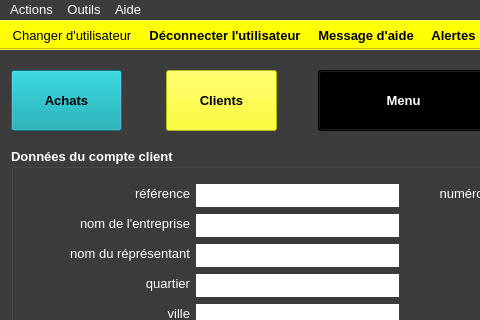
Above: ui/yeroth-erp-creer-compte-client-window.ui from xnoumbissinoundou/yeroth-erp-3.0 before the change; both pictures show x 0 to 480 and y 0 to 320 of the 799 by 601 pixel window. Below: the same form after it.
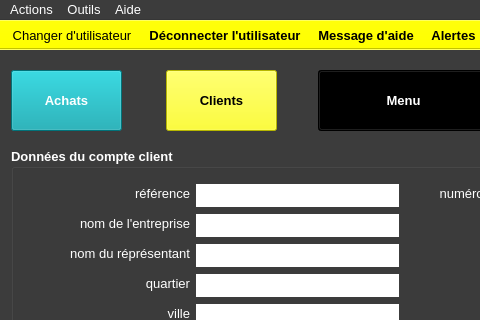
That is the form after the change. Icons and pictures are not drawn. Custom widgets are drawn as their Qt base class.

Commit message: On branch master 	modified:   bin/yeroth-erp-3-0_english.qm 	modified:   ui/yeroth-erp-clients-detail-window.ui 	modified:   ui/yeroth-erp-creer-compte-client-window.ui 	new file:   yeroth-erp-3-0-templates/EN_template-bilan-comptable.tex 	new file:   yeroth-erp-3-0-templates/FR_template-bilan-comptable.tex 	modified:   yeroth-erp-3-0_english.ts

Patch:
```diff
--- a/ui/yeroth-erp-creer-compte-client-window.ui
+++ b/ui/yeroth-erp-creer-compte-client-window.ui
@@ -440,442 +440,6 @@
    <locale language="French" country="France"/>
   </property>
   <widget class="QWidget" name="centralwidget_creerCompteClientWindow">
-   <widget class="YerothPushButton" name="pushButton_achats">
-    <property name="geometry">
-     <rect>
-      <x>11</x>
-      <y>20</y>
-      <width>111</width>
-      <height>61</height>
-     </rect>
-    </property>
-    <property name="palette">
-     <palette>
-      <active>
-       <colorrole role="WindowText">
-        <brush brushstyle="SolidPattern">
-         <color alpha="255">
-          <red>0</red>
-          <green>0</green>
-          <blue>0</blue>
-         </color>
-        </brush>
-       </colorrole>
-       <colorrole role="Button">
-        <brush brushstyle="SolidPattern">
-         <color alpha="255">
-          <red>2</red>
-          <green>160</green>
-          <blue>170</blue>
-         </color>
-        </brush>
-       </colorrole>
-       <colorrole role="Light">
-        <brush brushstyle="SolidPattern">
-         <color alpha="255">
-          <red>3</red>
-          <green>240</green>
-          <blue>255</blue>
-         </color>
-        </brush>
-       </colorrole>
-       <colorrole role="Midlight">
-        <brush brushstyle="SolidPattern">
-         <color alpha="255">
-          <red>2</red>
-          <green>200</green>
-          <blue>212</blue>
-         </color>
-        </brush>
-       </colorrole>
-       <colorrole role="Dark">
-        <brush brushstyle="SolidPattern">
-         <color alpha="255">
-          <red>1</red>
-          <green>80</green>
-          <blue>85</blue>
-         </color>
-        </brush>
-       </colorrole>
-       <colorrole role="Mid">
-        <brush brushstyle="SolidPattern">
-         <color alpha="255">
-          <red>1</red>
-          <green>107</green>
-          <blue>113</blue>
-         </color>
-        </brush>
-       </colorrole>
-       <colorrole role="Text">
-        <brush brushstyle="SolidPattern">
-         <color alpha="255">
-          <red>0</red>
-          <green>0</green>
-          <blue>0</blue>
-         </color>
-        </brush>
-       </colorrole>
-       <colorrole role="BrightText">
-        <brush brushstyle="SolidPattern">
-         <color alpha="255">
-          <red>255</red>
-          <green>255</green>
-          <blue>255</blue>
-         </color>
-        </brush>
-       </colorrole>
-       <colorrole role="ButtonText">
-        <brush brushstyle="SolidPattern">
-         <color alpha="255">
-          <red>0</red>
-          <green>0</green>
-          <blue>0</blue>
-         </color>
-        </brush>
-       </colorrole>
-       <colorrole role="Base">
-        <brush brushstyle="SolidPattern">
-         <color alpha="255">
-          <red>255</red>
-          <green>255</green>
-          <blue>255</blue>
-         </color>
-        </brush>
-       </colorrole>
-       <colorrole role="Window">
-        <brush brushstyle="SolidPattern">
-         <color alpha="255">
-          <red>2</red>
-          <green>160</green>
-          <blue>170</blue>
-         </color>
-        </brush>
-       </colorrole>
-       <colorrole role="Shadow">
-        <brush brushstyle="SolidPattern">
-         <color alpha="255">
-          <red>0</red>
-          <green>0</green>
-          <blue>0</blue>
-         </color>
-        </brush>
-       </colorrole>
-       <colorrole role="AlternateBase">
-        <brush brushstyle="SolidPattern">
-         <color alpha="255">
-          <red>128</red>
-          <green>207</green>
-          <blue>212</blue>
-         </color>
-        </brush>
-       </colorrole>
-       <colorrole role="ToolTipBase">
-        <brush brushstyle="SolidPattern">
-         <color alpha="255">
-          <red>255</red>
-          <green>255</green>
-          <blue>220</blue>
-         </color>
-        </brush>
-       </colorrole>
-       <colorrole role="ToolTipText">
-        <brush brushstyle="SolidPattern">
-         <color alpha="255">
-          <red>0</red>
-          <green>0</green>
-          <blue>0</blue>
-         </color>
-        </brush>
-       </colorrole>
-      </active>
-      <inactive>
-       <colorrole role="WindowText">
-        <brush brushstyle="SolidPattern">
-         <color alpha="255">
-          <red>0</red>
-          <green>0</green>
-          <blue>0</blue>
-         </color>
-        </brush>
-       </colorrole>
-       <colorrole role="Button">
-        <brush brushstyle="SolidPattern">
-         <color alpha="255">
-          <red>2</red>
-          <green>160</green>
-          <blue>170</blue>
-         </color>
-        </brush>
-       </colorrole>
-       <colorrole role="Light">
-        <brush brushstyle="SolidPattern">
-         <color alpha="255">
-          <red>3</red>
-          <green>240</green>
-          <blue>255</blue>
-         </color>
-        </brush>
-       </colorrole>
-       <colorrole role="Midlight">
-        <brush brushstyle="SolidPattern">
-         <color alpha="255">
-          <red>2</red>
-          <green>200</green>
-          <blue>212</blue>
-         </color>
-        </brush>
-       </colorrole>
-       <colorrole role="Dark">
-        <brush brushstyle="SolidPattern">
-         <color alpha="255">
-          <red>1</red>
-          <green>80</green>
-          <blue>85</blue>
-         </color>
-        </brush>
-       </colorrole>
-       <colorrole role="Mid">
-        <brush brushstyle="SolidPattern">
-         <color alpha="255">
-          <red>1</red>
-          <green>107</green>
-          <blue>113</blue>
-         </color>
-        </brush>
-       </colorrole>
-       <colorrole role="Text">
-        <brush brushstyle="SolidPattern">
-         <color alpha="255">
-          <red>0</red>
-          <green>0</green>
-          <blue>0</blue>
-         </color>
-        </brush>
-       </colorrole>
-       <colorrole role="BrightText">
-        <brush brushstyle="SolidPattern">
-         <color alpha="255">
-          <red>255</red>
-          <green>255</green>
-          <blue>255</blue>
-         </color>
-        </brush>
-       </colorrole>
-       <colorrole role="ButtonText">
-        <brush brushstyle="SolidPattern">
-         <color alpha="255">
-          <red>0</red>
-          <green>0</green>
-          <blue>0</blue>
-         </color>
-        </brush>
-       </colorrole>
-       <colorrole role="Base">
-        <brush brushstyle="SolidPattern">
-         <color alpha="255">
-          <red>255</red>
-          <green>255</green>
-          <blue>255</blue>
-         </color>
-        </brush>
-       </colorrole>
-       <colorrole role="Window">
-        <brush brushstyle="SolidPattern">
-         <color alpha="255">
-          <red>2</red>
-          <green>160</green>
-          <blue>170</blue>
-         </color>
-        </brush>
-       </colorrole>
-       <colorrole role="Shadow">
-        <brush brushstyle="SolidPattern">
-         <color alpha="255">
-          <red>0</red>
-          <green>0</green>
-          <blue>0</blue>
-         </color>
-        </brush>
-       </colorrole>
-       <colorrole role="AlternateBase">
-        <brush brushstyle="SolidPattern">
-         <color alpha="255">
-          <red>128</red>
-          <green>207</green>
-          <blue>212</blue>
-         </color>
-        </brush>
-       </colorrole>
-       <colorrole role="ToolTipBase">
-        <brush brushstyle="SolidPattern">
-         <color alpha="255">
-          <red>255</red>
-          <green>255</green>
-          <blue>220</blue>
-         </color>
-        </brush>
-       </colorrole>
-       <colorrole role="ToolTipText">
-        <brush brushstyle="SolidPattern">
-         <color alpha="255">
-          <red>0</red>
-          <green>0</green>
-          <blue>0</blue>
-         </color>
-        </brush>
-       </colorrole>
-      </inactive>
-      <disabled>
-       <colorrole role="WindowText">
-        <brush brushstyle="SolidPattern">
-         <color alpha="255">
-          <red>1</red>
-          <green>80</green>
-          <blue>85</blue>
-         </color>
-        </brush>
-       </colorrole>
-       <colorrole role="Button">
-        <brush brushstyle="SolidPattern">
-         <color alpha="255">
-          <red>2</red>
-          <green>160</green>
-          <blue>170</blue>
-         </color>
-        </brush>
-       </colorrole>
-       <colorrole role="Light">
-        <brush brushstyle="SolidPattern">
-         <color alpha="255">
-          <red>3</red>
-          <green>240</green>
-          <blue>255</blue>
-         </color>
-        </brush>
-       </colorrole>
-       <colorrole role="Midlight">
-        <brush brushstyle="SolidPattern">
-         <color alpha="255">
-          <red>2</red>
-          <green>200</green>
-          <blue>212</blue>
-         </color>
-        </brush>
-       </colorrole>
-       <colorrole role="Dark">
-        <brush brushstyle="SolidPattern">
-         <color alpha="255">
-          <red>1</red>
-          <green>80</green>
-          <blue>85</blue>
-         </color>
-        </brush>
-       </colorrole>
-       <colorrole role="Mid">
-        <brush brushstyle="SolidPattern">
-         <color alpha="255">
-          <red>1</red>
-          <green>107</green>
-          <blue>113</blue>
-         </color>
-        </brush>
-       </colorrole>
-       <colorrole role="Text">
-        <brush brushstyle="SolidPattern">
-         <color alpha="255">
-          <red>1</red>
-          <green>80</green>
-          <blue>85</blue>
-         </color>
-        </brush>
-       </colorrole>
-       <colorrole role="BrightText">
-        <brush brushstyle="SolidPattern">
-         <color alpha="255">
-          <red>255</red>
-          <green>255</green>
-          <blue>255</blue>
-         </color>
-        </brush>
-       </colorrole>
-       <colorrole role="ButtonText">
-        <brush brushstyle="SolidPattern">
-         <color alpha="255">
-          <red>1</red>
-          <green>80</green>
-          <blue>85</blue>
-         </color>
-        </brush>
-       </colorrole>
-       <colorrole role="Base">
-        <brush brushstyle="SolidPattern">
-         <color alpha="255">
-          <red>2</red>
-          <green>160</green>
-          <blue>170</blue>
-         </color>
-        </brush>
-       </colorrole>
-       <colorrole role="Window">
-        <brush brushstyle="SolidPattern">
-         <color alpha="255">
-          <red>2</red>
-          <green>160</green>
-          <blue>170</blue>
-         </color>
-        </brush>
-       </colorrole>
-       <colorrole role="Shadow">
-        <brush brushstyle="SolidPattern">
-         <color alpha="255">
-          <red>0</red>
-          <green>0</green>
-          <blue>0</blue>
-         </color>
-        </brush>
-       </colorrole>
-       <colorrole role="AlternateBase">
-        <brush brushstyle="SolidPattern">
-         <color alpha="255">
-          <red>2</red>
-          <green>160</green>
-          <blue>170</blue>
-         </color>
-        </brush>
-       </colorrole>
-       <colorrole role="ToolTipBase">
-        <brush brushstyle="SolidPattern">
-         <color alpha="255">
-          <red>255</red>
-          <green>255</green>
-          <blue>220</blue>
-         </color>
-        </brush>
-       </colorrole>
-       <colorrole role="ToolTipText">
-        <brush brushstyle="SolidPattern">
-         <color alpha="255">
-          <red>0</red>
-          <green>0</green>
-          <blue>0</blue>
-         </color>
-        </brush>
-       </colorrole>
-      </disabled>
-     </palette>
-    </property>
-    <property name="font">
-     <font>
-      <pointsize>10</pointsize>
-      <weight>75</weight>
-      <bold>true</bold>
-      <underline>false</underline>
-     </font>
-    </property>
-    <property name="text">
-     <string>Achats</string>
-    </property>
-   </widget>
    <widget class="YerothPushButton" name="pushButton_paiements">
     <property name="geometry">
      <rect>
@@ -11638,6 +11202,441 @@
      <string>Clients</string>
     </property>
    </widget>
+   <widget class="YerothPushButton" name="pushButton_achats">
+    <property name="geometry">
+     <rect>
+      <x>11</x>
+      <y>20</y>
+      <width>111</width>
+      <height>61</height>
+     </rect>
+    </property>
+    <property name="palette">
+     <palette>
+      <active>
+       <colorrole role="WindowText">
+        <brush brushstyle="SolidPattern">
+         <color alpha="255">
+          <red>0</red>
+          <green>0</green>
+          <blue>0</blue>
+         </color>
+        </brush>
+       </colorrole>
+       <colorrole role="Button">
+        <brush brushstyle="SolidPattern">
+         <color alpha="255">
+          <red>2</red>
+          <green>160</green>
+          <blue>170</blue>
+         </color>
+        </brush>
+       </colorrole>
+       <colorrole role="Light">
+        <brush brushstyle="SolidPattern">
+         <color alpha="255">
+          <red>3</red>
+          <green>240</green>
+          <blue>255</blue>
+         </color>
+        </brush>
+       </colorrole>
+       <colorrole role="Midlight">
+        <brush brushstyle="SolidPattern">
+         <color alpha="255">
+          <red>2</red>
+          <green>200</green>
+          <blue>212</blue>
+         </color>
+        </brush>
+       </colorrole>
+       <colorrole role="Dark">
+        <brush brushstyle="SolidPattern">
+         <color alpha="255">
+          <red>1</red>
+          <green>80</green>
+          <blue>85</blue>
+         </color>
+        </brush>
+       </colorrole>
+       <colorrole role="Mid">
+        <brush brushstyle="SolidPattern">
+         <color alpha="255">
+          <red>1</red>
+          <green>107</green>
+          <blue>113</blue>
+         </color>
+        </brush>
+       </colorrole>
+       <colorrole role="Text">
+        <brush brushstyle="SolidPattern">
+         <color alpha="255">
+          <red>0</red>
+          <green>0</green>
+          <blue>0</blue>
+         </color>
+        </brush>
+       </colorrole>
+       <colorrole role="BrightText">
+        <brush brushstyle="SolidPattern">
+         <color alpha="255">
+          <red>255</red>
+          <green>255</green>
+          <blue>255</blue>
+         </color>
+        </brush>
+       </colorrole>
+       <colorrole role="ButtonText">
+        <brush brushstyle="SolidPattern">
+         <color alpha="255">
+          <red>255</red>
+          <green>255</green>
+          <blue>255</blue>
+         </color>
+        </brush>
+       </colorrole>
+       <colorrole role="Base">
+        <brush brushstyle="SolidPattern">
+         <color alpha="255">
+          <red>255</red>
+          <green>255</green>
+          <blue>255</blue>
+         </color>
+        </brush>
+       </colorrole>
+       <colorrole role="Window">
+        <brush brushstyle="SolidPattern">
+         <color alpha="255">
+          <red>2</red>
+          <green>160</green>
+          <blue>170</blue>
+         </color>
+        </brush>
+       </colorrole>
+       <colorrole role="Shadow">
+        <brush brushstyle="SolidPattern">
+         <color alpha="255">
+          <red>0</red>
+          <green>0</green>
+          <blue>0</blue>
+         </color>
+        </brush>
+       </colorrole>
+       <colorrole role="AlternateBase">
+        <brush brushstyle="SolidPattern">
+         <color alpha="255">
+          <red>128</red>
+          <green>207</green>
+          <blue>212</blue>
+         </color>
+        </brush>
+       </colorrole>
+       <colorrole role="ToolTipBase">
+        <brush brushstyle="SolidPattern">
+         <color alpha="255">
+          <red>255</red>
+          <green>255</green>
+          <blue>220</blue>
+         </color>
+        </brush>
+       </colorrole>
+       <colorrole role="ToolTipText">
+        <brush brushstyle="SolidPattern">
+         <color alpha="255">
+          <red>0</red>
+          <green>0</green>
+          <blue>0</blue>
+         </color>
+        </brush>
+       </colorrole>
+      </active>
+      <inactive>
+       <colorrole role="WindowText">
+        <brush brushstyle="SolidPattern">
+         <color alpha="255">
+          <red>0</red>
+          <green>0</green>
+          <blue>0</blue>
+         </color>
+        </brush>
+       </colorrole>
+       <colorrole role="Button">
+        <brush brushstyle="SolidPattern">
+         <color alpha="255">
+          <red>2</red>
+          <green>160</green>
+          <blue>170</blue>
+         </color>
+        </brush>
+       </colorrole>
+       <colorrole role="Light">
+        <brush brushstyle="SolidPattern">
+         <color alpha="255">
+          <red>3</red>
+          <green>240</green>
+          <blue>255</blue>
+         </color>
+        </brush>
+       </colorrole>
+       <colorrole role="Midlight">
+        <brush brushstyle="SolidPattern">
+         <color alpha="255">
+          <red>2</red>
+          <green>200</green>
+          <blue>212</blue>
+         </color>
+        </brush>
+       </colorrole>
+       <colorrole role="Dark">
+        <brush brushstyle="SolidPattern">
+         <color alpha="255">
+          <red>1</red>
+          <green>80</green>
+          <blue>85</blue>
+         </color>
+        </brush>
+       </colorrole>
+       <colorrole role="Mid">
+        <brush brushstyle="SolidPattern">
+         <color alpha="255">
+          <red>1</red>
+          <green>107</green>
+          <blue>113</blue>
+         </color>
+        </brush>
+       </colorrole>
+       <colorrole role="Text">
+        <brush brushstyle="SolidPattern">
+         <color alpha="255">
+          <red>0</red>
+          <green>0</green>
+          <blue>0</blue>
+         </color>
+        </brush>
+       </colorrole>
+       <colorrole role="BrightText">
+        <brush brushstyle="SolidPattern">
+         <color alpha="255">
+          <red>255</red>
+          <green>255</green>
+          <blue>255</blue>
+         </color>
+        </brush>
+       </colorrole>
+       <colorrole role="ButtonText">
+        <brush brushstyle="SolidPattern">
+         <color alpha="255">
+          <red>255</red>
+          <green>255</green>
+          <blue>255</blue>
+         </color>
+        </brush>
+       </colorrole>
+       <colorrole role="Base">
+        <brush brushstyle="SolidPattern">
+         <color alpha="255">
+          <red>255</red>
+          <green>255</green>
+          <blue>255</blue>
+         </color>
+        </brush>
+       </colorrole>
+       <colorrole role="Window">
+        <brush brushstyle="SolidPattern">
+         <color alpha="255">
+          <red>2</red>
+          <green>160</green>
+          <blue>170</blue>
+         </color>
+        </brush>
+       </colorrole>
+       <colorrole role="Shadow">
+        <brush brushstyle="SolidPattern">
+         <color alpha="255">
+          <red>0</red>
+          <green>0</green>
+          <blue>0</blue>
+         </color>
+        </brush>
+       </colorrole>
+       <colorrole role="AlternateBase">
+        <brush brushstyle="SolidPattern">
+         <color alpha="255">
+          <red>128</red>
+          <green>207</green>
+          <blue>212</blue>
+         </color>
+        </brush>
+       </colorrole>
+       <colorrole role="ToolTipBase">
+        <brush brushstyle="SolidPattern">
+         <color alpha="255">
+          <red>255</red>
+          <green>255</green>
+          <blue>220</blue>
+         </color>
+        </brush>
+       </colorrole>
+       <colorrole role="ToolTipText">
+        <brush brushstyle="SolidPattern">
+         <color alpha="255">
+          <red>0</red>
+          <green>0</green>
+          <blue>0</blue>
+         </color>
+        </brush>
+       </colorrole>
+      </inactive>
+      <disabled>
+       <colorrole role="WindowText">
+        <brush brushstyle="SolidPattern">
+         <color alpha="255">
+          <red>1</red>
+          <green>80</green>
+          <blue>85</blue>
+         </color>
+        </brush>
+       </colorrole>
+       <colorrole role="Button">
+        <brush brushstyle="SolidPattern">
+         <color alpha="255">
+          <red>2</red>
+          <green>160</green>
+          <blue>170</blue>
+         </color>
+        </brush>
+       </colorrole>
+       <colorrole role="Light">
+        <brush brushstyle="SolidPattern">
+         <color alpha="255">
+          <red>3</red>
+          <green>240</green>
+          <blue>255</blue>
+         </color>
+        </brush>
+       </colorrole>
+       <colorrole role="Midlight">
+        <brush brushstyle="SolidPattern">
+         <color alpha="255">
+          <red>2</red>
+          <green>200</green>
+          <blue>212</blue>
+         </color>
+        </brush>
+       </colorrole>
+       <colorrole role="Dark">
+        <brush brushstyle="SolidPattern">
+         <color alpha="255">
+          <red>1</red>
+          <green>80</green>
+          <blue>85</blue>
+         </color>
+        </brush>
+       </colorrole>
+       <colorrole role="Mid">
+        <brush brushstyle="SolidPattern">
+         <color alpha="255">
+          <red>1</red>
+          <green>107</green>
+          <blue>113</blue>
+         </color>
+        </brush>
+       </colorrole>
+       <colorrole role="Text">
+        <brush brushstyle="SolidPattern">
+         <color alpha="255">
+          <red>1</red>
+          <green>80</green>
+          <blue>85</blue>
+         </color>
+        </brush>
+       </colorrole>
+       <colorrole role="BrightText">
+        <brush brushstyle="SolidPattern">
+         <color alpha="255">
+          <red>255</red>
+          <green>255</green>
+          <blue>255</blue>
+         </color>
+        </brush>
+       </colorrole>
+       <colorrole role="ButtonText">
+        <brush brushstyle="SolidPattern">
+         <color alpha="255">
+          <red>1</red>
+          <green>80</green>
+          <blue>85</blue>
+         </color>
+        </brush>
+       </colorrole>
+       <colorrole role="Base">
+        <brush brushstyle="SolidPattern">
+         <color alpha="255">
+          <red>2</red>
+          <green>160</green>
+          <blue>170</blue>
+         </color>
+        </brush>
+       </colorrole>
+       <colorrole role="Window">
+        <brush brushstyle="SolidPattern">
+         <color alpha="255">
+          <red>2</red>
+          <green>160</green>
+          <blue>170</blue>
+         </color>
+        </brush>
+       </colorrole>
+       <colorrole role="Shadow">
+        <brush brushstyle="SolidPattern">
+         <color alpha="255">
+          <red>0</red>
+          <green>0</green>
+          <blue>0</blue>
+         </color>
+        </brush>
+       </colorrole>
+       <colorrole role="AlternateBase">
+        <brush brushstyle="SolidPattern">
+         <color alpha="255">
+          <red>2</red>
+          <green>160</green>
+          <blue>170</blue>
+         </color>
+        </brush>
+       </colorrole>
+       <colorrole role="ToolTipBase">
+        <brush brushstyle="SolidPattern">
+         <color alpha="255">
+          <red>255</red>
+          <green>255</green>
+          <blue>220</blue>
+         </color>
+        </brush>
+       </colorrole>
+       <colorrole role="ToolTipText">
+        <brush brushstyle="SolidPattern">
+         <color alpha="255">
+          <red>0</red>
+          <green>0</green>
+          <blue>0</blue>
+         </color>
+        </brush>
+       </colorrole>
+      </disabled>
+     </palette>
+    </property>
+    <property name="font">
+     <font>
+      <weight>75</weight>
+      <bold>true</bold>
+      <underline>false</underline>
+     </font>
+    </property>
+    <property name="text">
+     <string>Achats</string>
+    </property>
+   </widget>
   </widget>
   <widget class="QMenuBar" name="menubar_entrerWindow">
    <property name="geometry">
```
Left out of the diff: 1 changed line with no effect on the pictures. The commit also changes 5 other files.
